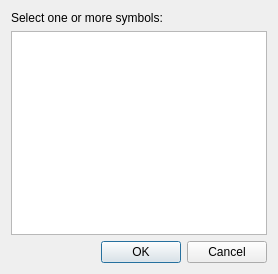
Old version of the form sources/FrontEnd/Lib/SymbolSelectionDialog.ui in the repository alimogh/trdk.
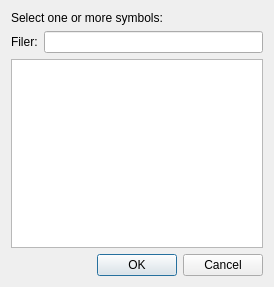
New version of the form.

Commit message: Default symbol selection dialog uses all available symbols from all sources. Added UI to filter symbols.

```diff
--- a/sources/FrontEnd/Lib/SymbolSelectionDialog.ui
+++ b/sources/FrontEnd/Lib/SymbolSelectionDialog.ui
@@ -6,8 +6,8 @@
    <rect>
     <x>0</x>
     <y>0</y>
-    <width>278</width>
-    <height>274</height>
+    <width>274</width>
+    <height>287</height>
    </rect>
   </property>
   <property name="windowTitle">
@@ -21,6 +21,20 @@
      </property>
     </widget>
    </item>
+   <item>
+    <layout class="QHBoxLayout" name="horizontalLayout">
+     <item>
+      <widget class="QLabel" name="filterLabel">
+       <property name="text">
+        <string>Filer:</string>
+       </property>
+      </widget>
+     </item>
+     <item>
+      <widget class="QLineEdit" name="filter"/>
+     </item>
+    </layout>
+   </item>
    <item>
     <widget class="QListWidget" name="symbols">
      <property name="selectionMode">
```
Left out of the diff: 2 changed lines with no effect on the pictures. The commit also changes 43 other files.
